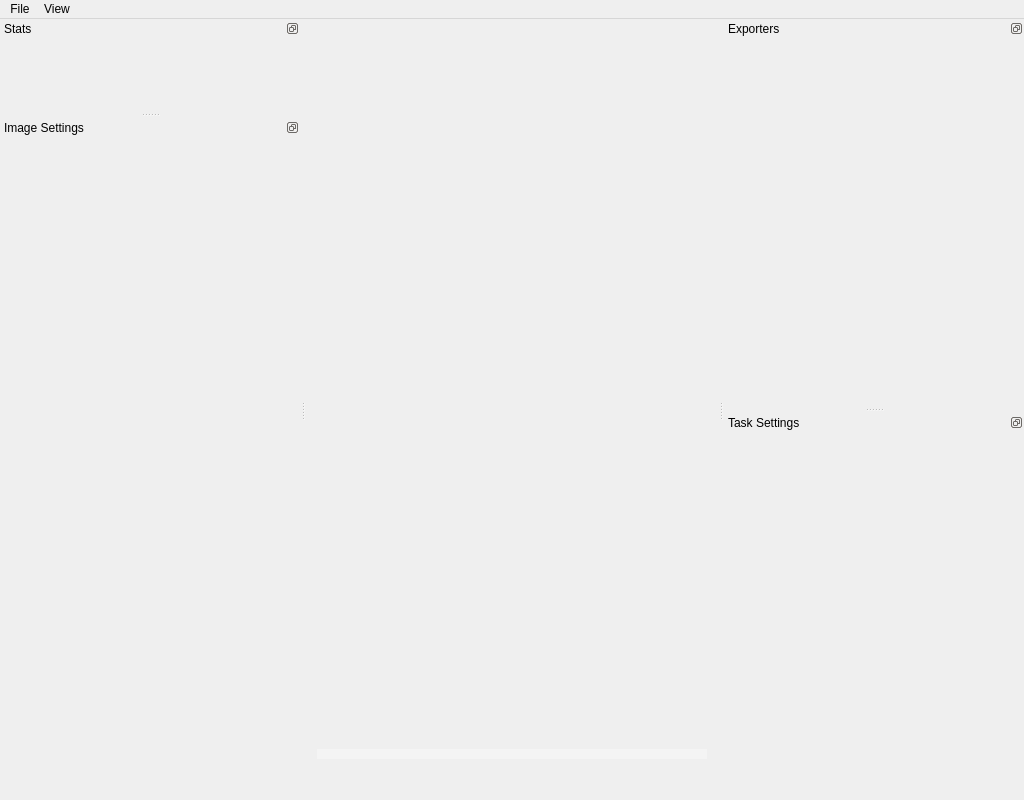
Tw1ddle/geometrize, file geometrize/dialog/imagejobwindow.ui: the form before one commit.
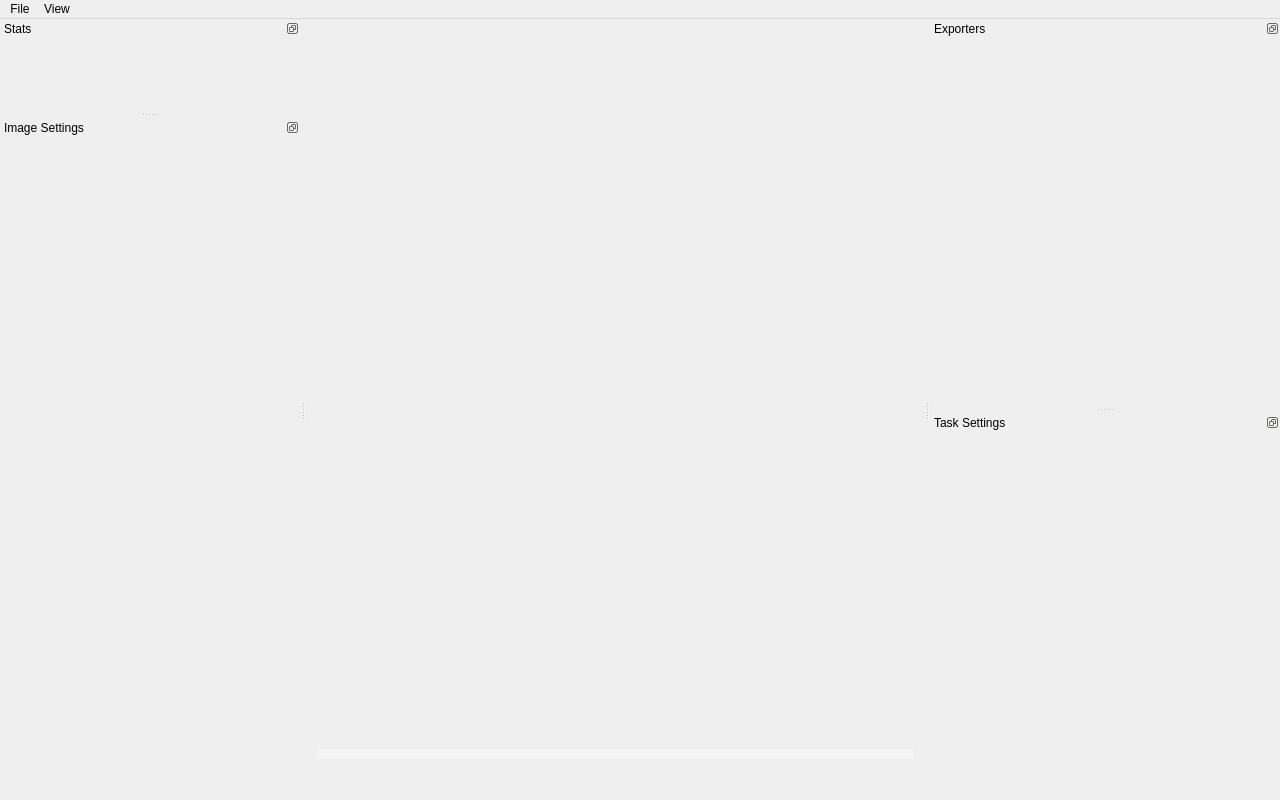
The form after the commit. Custom widgets are drawn as their Qt base class.

What changed in the file:
```diff
--- a/geometrize/dialog/imagejobwindow.ui
+++ b/geometrize/dialog/imagejobwindow.ui
@@ -6,7 +6,7 @@
    <rect>
     <x>0</x>
     <y>0</y>
-    <width>1024</width>
+    <width>1280</width>
     <height>800</height>
    </rect>
   </property>
@@ -18,7 +18,7 @@
   </property>
   <property name="minimumSize">
    <size>
-    <width>1024</width>
+    <width>1280</width>
     <height>800</height>
    </size>
   </property>
@@ -104,7 +104,7 @@
     <rect>
      <x>0</x>
      <y>0</y>
-     <width>1024</width>
+     <width>1280</width>
      <height>17</height>
     </rect>
    </property>
@@ -275,7 +275,7 @@
          <rect>
           <x>0</x>
           <y>0</y>
-          <width>288</width>
+          <width>338</width>
           <height>362</height>
          </rect>
         </property>
@@ -288,7 +288,7 @@
   <widget class="QDockWidget" name="runnerSettingsDock">
    <property name="minimumSize">
     <size>
-     <width>300</width>
+     <width>350</width>
      <height>300</height>
     </size>
    </property>
@@ -340,7 +340,7 @@
          <rect>
           <x>0</x>
           <y>0</y>
-          <width>288</width>
+          <width>338</width>
           <height>362</height>
          </rect>
         </property>
```
